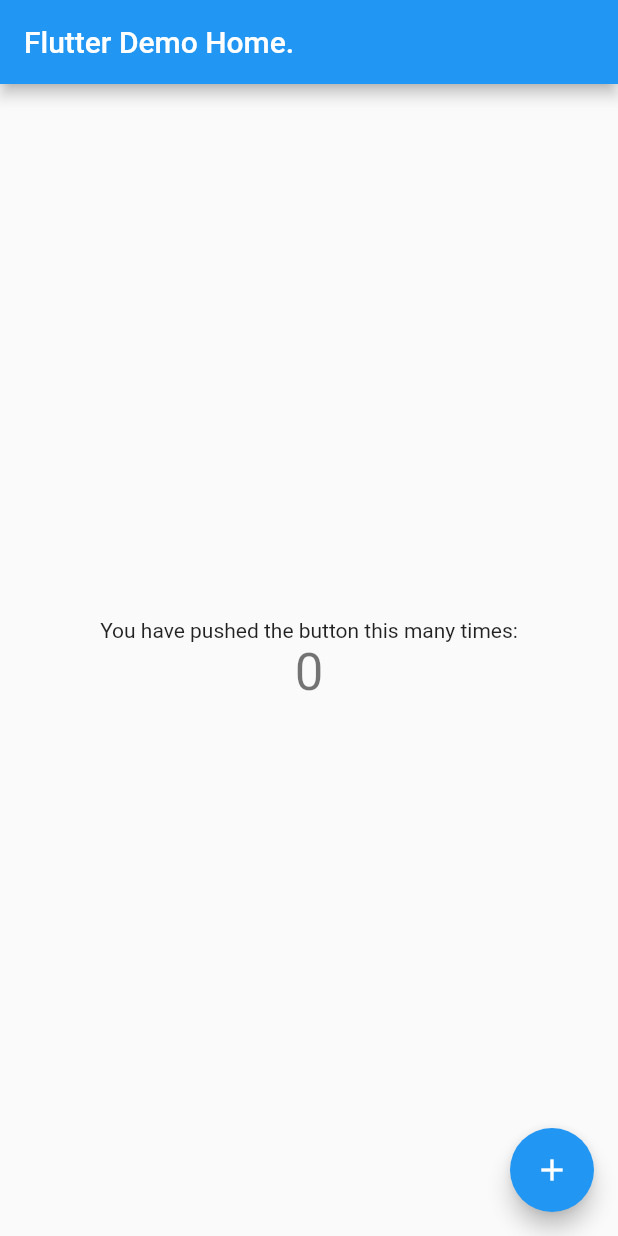
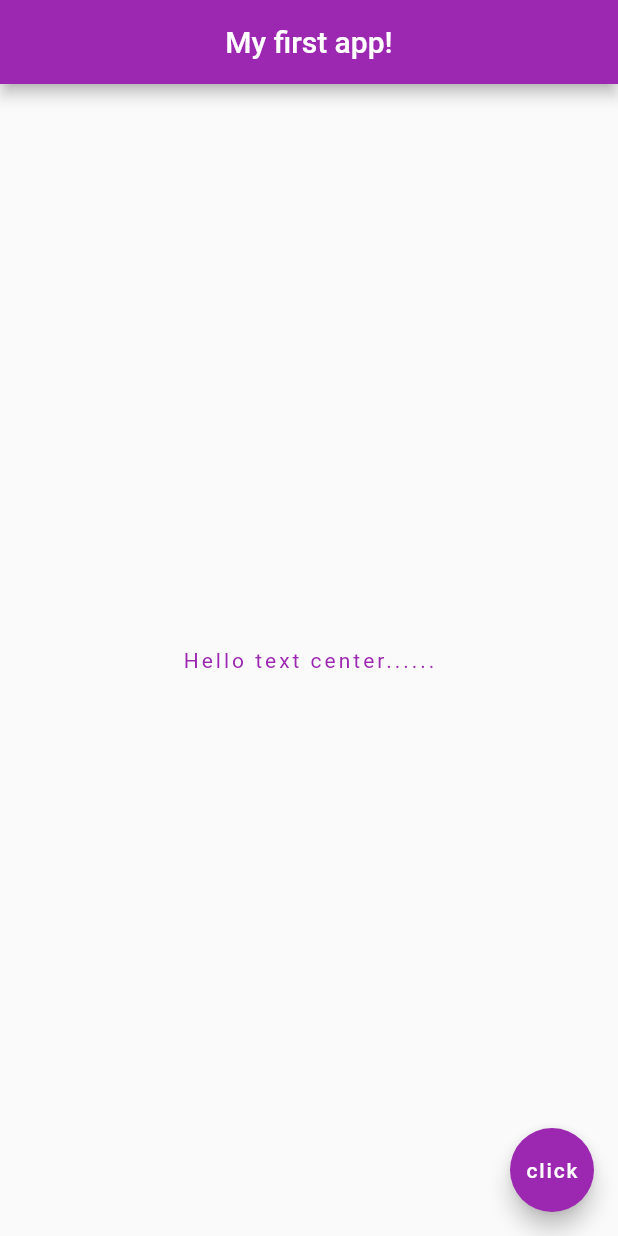
Before and after one commit to johnjoshuadablo/flutter-joshua, a Flutter app: the screen it shows after launch, on a phone screen of 412 x 824 dp. Run offline on Flutter 3.47's test engine with Material 2 defaults, Android fonts, the phone set to English and light mode, and no system bars.

Commit message:
Custom font and stateless widget

```diff
--- a/lib/main.dart
+++ b/lib/main.dart
@@ -1,117 +1,35 @@
-import 'dart:developer';
+// import 'dart:developer';
 
 import 'package:flutter/material.dart';
 
-void main() => runApp(MyApp());
+void main() => runApp(MaterialApp(
+      home: Home()
+    ));
 
-class MyApp extends StatelessWidget {
-  // This widget is the root of your application.
+class Home extends StatelessWidget {
   @override
   Widget build(BuildContext context) {
-    return MaterialApp(
-      title: 'Flutter Demo',
-      theme: ThemeData(
-        // This is the theme of your application.
-        //
-        // Try running your application with "flutter run". You'll see the
-        // application has a blue toolbar. Then, without quitting the app, try
-        // changing the primarySwatch below to Colors.green and then invoke
-        // "hot reload" (press "r" in the console where you ran "flutter run",
-        // or simply save your changes to "hot reload" in a Flutter IDE).
-        // Notice that the counter didn't reset back to zero; the application
-        // is not restarted.
-        primarySwatch: Colors.blue,
-      ),
-      home: MyHomePage(title: 'Flutter Demo Home.'),
-    );
+    return Scaffold(
+        appBar: AppBar(
+          title: Text('My first app!'),
+          centerTitle: true,
+          backgroundColor: Colors.purple,
+        ),
+        body: Center(
+          child: Text(
+            'Hello text center......',
+            style: TextStyle(
+              fontFamily: 'Roboto',
+              letterSpacing: 2.0,
+              color: Colors.purple
+            ),
+            )
+          ),
+        floatingActionButton: FloatingActionButton(
+          onPressed: () {},
+          child: Text('click'),
+          backgroundColor: Colors.purple,
+        ),
+      );
   }
 }
-
-class MyHomePage extends StatefulWidget {
-  MyHomePage({Key key, this.title}) : super(key: key);
-
-  // This widget is the home page of your application. It is stateful, meaning
-  // that it has a State object (defined below) that contains fields that affect
-  // how it looks.
-
-  // This class is the configuration for the state. It holds the values (in this
-  // case the title) provided by the parent (in this case the App widget) and
-  // used by the build method of the State. Fields in a Widget subclass are
-  // always marked "final".
-
-  final String title;
-
-  @override
-  _MyHomePageState createState() => _MyHomePageState();
-}
-
-class _MyHomePageState extends State<MyHomePage> {
-  int _counter = 0;
-
-  void _incrementCounter() {
-    setState(() {
-      // This call to setState tells the Flutter framework that something has
-      // changed in this State, which causes it to rerun the build method below
-      // so that the display can reflect the updated values. If we changed
-      // _counter without calling setState(), then the build method would not be
-      // called again, and so nothing would appear to happen.
-      _counter++;
-    });
-  }
-
-  void _logHelloWorld() {
-    log('Hello World');
-  }
-
-  @override
-  Widget build(BuildContext context) {
-    // This method is rerun every time setState is called, for instance as done
-    // by the _incrementCounter method above.
-    //
-    // The Flutter framework has been optimized to make rerunning build methods
-    // fast, so that you can just rebuild anything that needs updating rather
-    // than having to individually change instances of widgets.
-    return Scaffold(
-      appBar: AppBar(
-        // Here we take the value from the MyHomePage object that was created by
-        // the App.build method, and use it to set our appbar title.
-        title: Text(widget.title),
-      ),
-      body: Center(
-        // Center is a layout widget. It takes a single child and positions it
-        // in the middle of the parent.
-        child: Column(
-          // Column is also a layout widget. It takes a list of children and
-          // arranges them vertically. By default, it sizes itself to fit its
-          // children horizontally, and tries to be as tall as its parent.
-          //
-          // Invoke "debug painting" (press "p" in the console, choose the
-          // "Toggle Debug Paint" action from the Flutter Inspector in Android
-          // Studio, or the "Toggle Debug Paint" command in Visual Studio Code)
-          // to see the wireframe for each widget.
-          //
-          // Column has various properties to control how it sizes itself and
-          // how it positions its children. Here we use mainAxisAlignment to
-          // center the children vertically; the main axis here is the vertical
-          // axis because Columns are vertical (the cross axis would be
-          // horizontal).
-          mainAxisAlignment: MainAxisAlignment.center,
-          children: <Widget>[
-            Text(
-              'You have pushed the button this many times:',
-            ),
-            Text(
-              '$_counter',
-              style: Theme.of(context).textTheme.display1,
-            ),
-          ],
-        ),
-      ),
-      floatingActionButton: FloatingActionButton(
-        onPressed: _logHelloWorld,
-        tooltip: 'Increment',
-        child: Icon(Icons.add),
-      ), // This trailing comma makes auto-formatting nicer for build methods.
-    );
-  }
-}
```
Also changed, not shown: pubspec.yaml (+9 -11 lines), assets/fonts/Roboto-Bold.ttf (added), assets/fonts/Roboto-Italic.ttf (added), assets/fonts/Roboto-Light.ttf (added), assets/fonts/Roboto-Medium.ttf (added), assets/fonts/Roboto-Regular.ttf (added).
